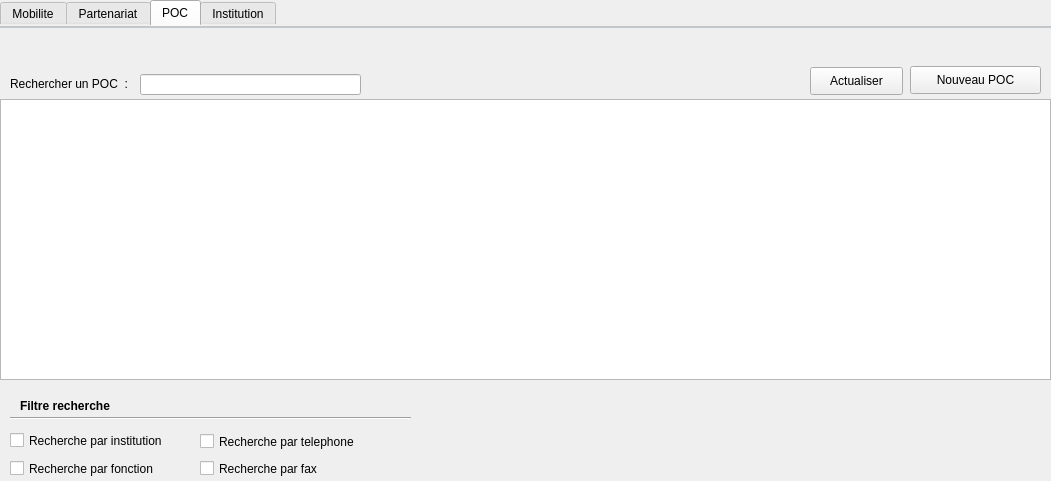
This is tabwidget.ui in khaoulani/Projet-Qt-C---Partenaria_Esprit as Qt 5 draws it before an edit. The edited form follows.
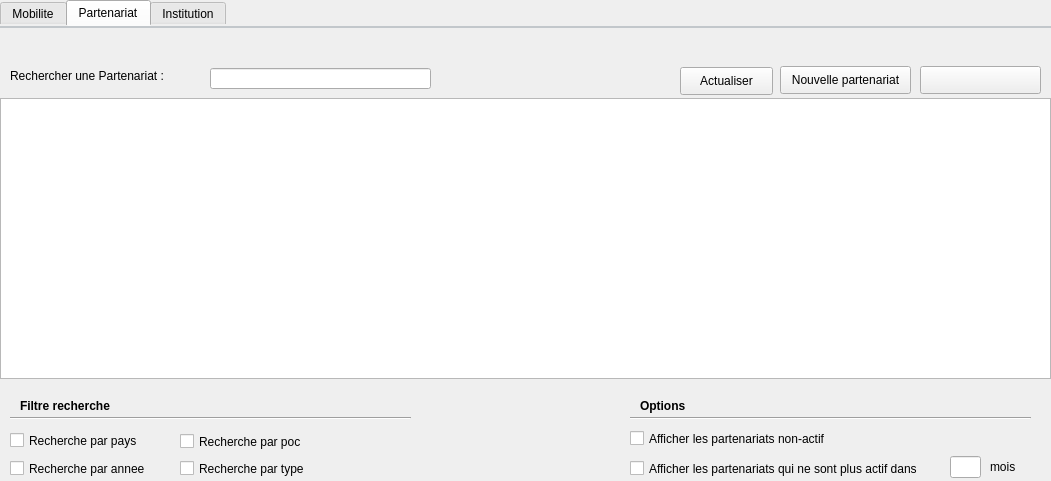
This is the edited form.

Commit message: Suite a la validation  de  changement de sujet, les modification sur l'ancien sur un nouveau reposotory

```diff
--- a/tabwidget.ui
+++ b/tabwidget.ui
@@ -19,7 +19,7 @@
 }</string>
   </property>
   <property name="currentIndex">
-   <number>2</number>
+   <number>1</number>
   </property>
   <widget class="QWidget" name="MOBILITE">
    <attribute name="title">
@@ -225,20 +225,20 @@
     <property name="geometry">
      <rect>
       <x>10</x>
-      <y>48</y>
-      <width>161</width>
+      <y>40</y>
+      <width>201</width>
       <height>16</height>
      </rect>
     </property>
     <property name="text">
-     <string>Rechercher une Tâche :</string>
+     <string>Rechercher une Partenariat :</string>
     </property>
    </widget>
    <widget class="QLineEdit" name="lineEdit_recherchePartenariat">
     <property name="geometry">
      <rect>
-      <x>180</x>
-      <y>46</y>
+      <x>210</x>
+      <y>40</y>
       <width>221</width>
       <height>21</height>
      </rect>
@@ -447,153 +447,6 @@
     </property>
    </widget>
   </widget>
-  <widget class="QWidget" name="POC">
-   <attribute name="title">
-    <string>POC</string>
-   </attribute>
-   <widget class="QLineEdit" name="lineEdit_recherchePOC">
-    <property name="geometry">
-     <rect>
-      <x>140</x>
-      <y>46</y>
-      <width>221</width>
-      <height>21</height>
-     </rect>
-    </property>
-   </widget>
-   <widget class="QPushButton" name="pushButton_newPOC">
-    <property name="geometry">
-     <rect>
-      <x>910</x>
-      <y>38</y>
-      <width>131</width>
-      <height>28</height>
-     </rect>
-    </property>
-    <property name="text">
-     <string>Nouveau POC</string>
-    </property>
-   </widget>
-   <widget class="QPushButton" name="pushButton_actualiserPOC">
-    <property name="geometry">
-     <rect>
-      <x>810</x>
-      <y>39</y>
-      <width>93</width>
-      <height>28</height>
-     </rect>
-    </property>
-    <property name="text">
-     <string>Actualiser</string>
-    </property>
-   </widget>
-   <widget class="QLabel" name="label_recherchePOC">
-    <property name="geometry">
-     <rect>
-      <x>10</x>
-      <y>48</y>
-      <width>131</width>
-      <height>16</height>
-     </rect>
-    </property>
-    <property name="text">
-     <string>Rechercher un POC  :</string>
-    </property>
-   </widget>
-   <widget class="QTableView" name="tableView_POC">
-    <property name="geometry">
-     <rect>
-      <x>0</x>
-      <y>71</y>
-      <width>1051</width>
-      <height>281</height>
-     </rect>
-    </property>
-   </widget>
-   <widget class="QCheckBox" name="checkBox_pocFax">
-    <property name="geometry">
-     <rect>
-      <x>200</x>
-      <y>430</y>
-      <width>151</width>
-      <height>21</height>
-     </rect>
-    </property>
-    <property name="text">
-     <string>Recherche par fax</string>
-    </property>
-   </widget>
-   <widget class="Line" name="line_filtreRechercherPartenariat_2">
-    <property name="geometry">
-     <rect>
-      <x>10</x>
-      <y>380</y>
-      <width>401</width>
-      <height>20</height>
-     </rect>
-    </property>
-    <property name="orientation">
-     <enum>Qt::Horizontal</enum>
-    </property>
-   </widget>
-   <widget class="QCheckBox" name="checkBox_pocInstitution">
-    <property name="geometry">
-     <rect>
-      <x>10</x>
-      <y>402</y>
-      <width>181</width>
-      <height>21</height>
-     </rect>
-    </property>
-    <property name="text">
-     <string>Recherche par institution</string>
-    </property>
-   </widget>
-   <widget class="QLabel" name="label_filtreRecherchePartenariat_2">
-    <property name="geometry">
-     <rect>
-      <x>20</x>
-      <y>370</y>
-      <width>151</width>
-      <height>16</height>
-     </rect>
-    </property>
-    <property name="font">
-     <font>
-      <bold>true</bold>
-     </font>
-    </property>
-    <property name="text">
-     <string>Filtre recherche</string>
-    </property>
-   </widget>
-   <widget class="QCheckBox" name="checkBox_pocFonction">
-    <property name="geometry">
-     <rect>
-      <x>10</x>
-      <y>430</y>
-      <width>161</width>
-      <height>21</height>
-     </rect>
-    </property>
-    <property name="text">
-     <string>Recherche par fonction</string>
-    </property>
-   </widget>
-   <widget class="QCheckBox" name="checkBox_pocTelephone">
-    <property name="geometry">
-     <rect>
-      <x>200</x>
-      <y>403</y>
-      <width>181</width>
-      <height>21</height>
-     </rect>
-    </property>
-    <property name="text">
-     <string>Recherche par telephone</string>
-    </property>
-   </widget>
-  </widget>
   <widget class="QWidget" name="Institution">
    <attribute name="title">
     <string>Institution</string>
```
Left out of the diff: 14 changed lines with no effect on the pictures. The commit also changes 7 other files.
